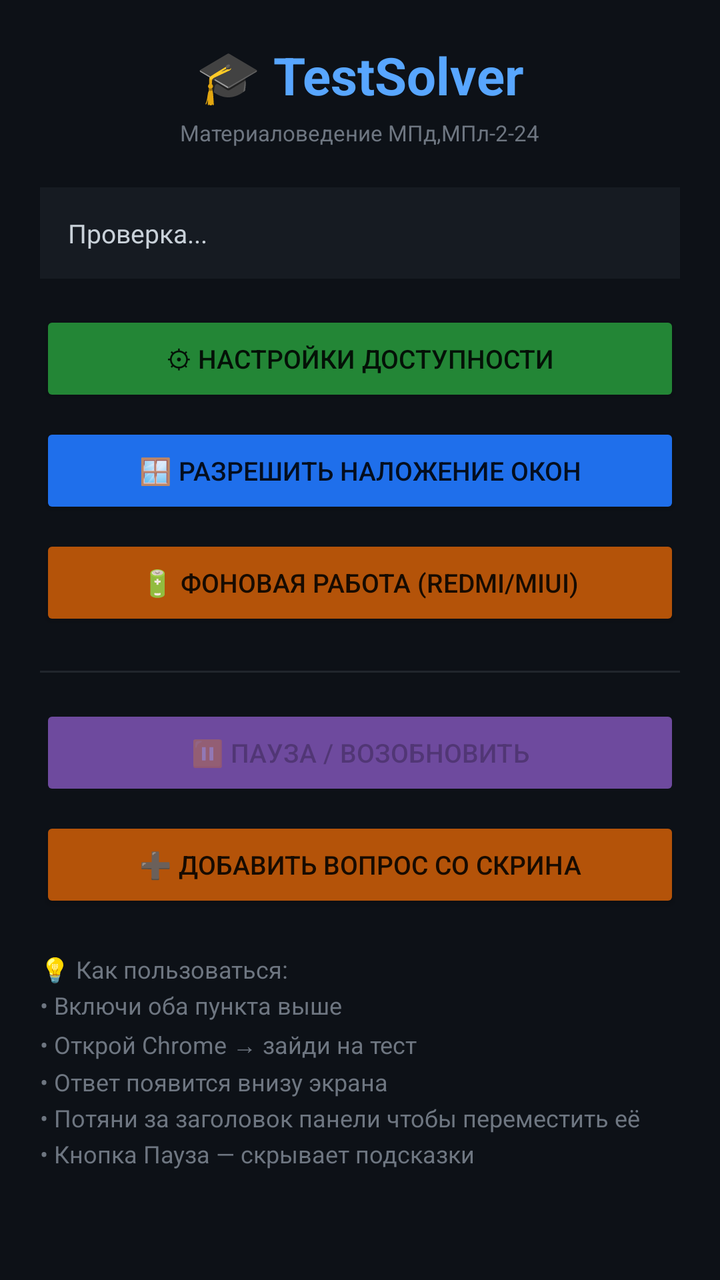
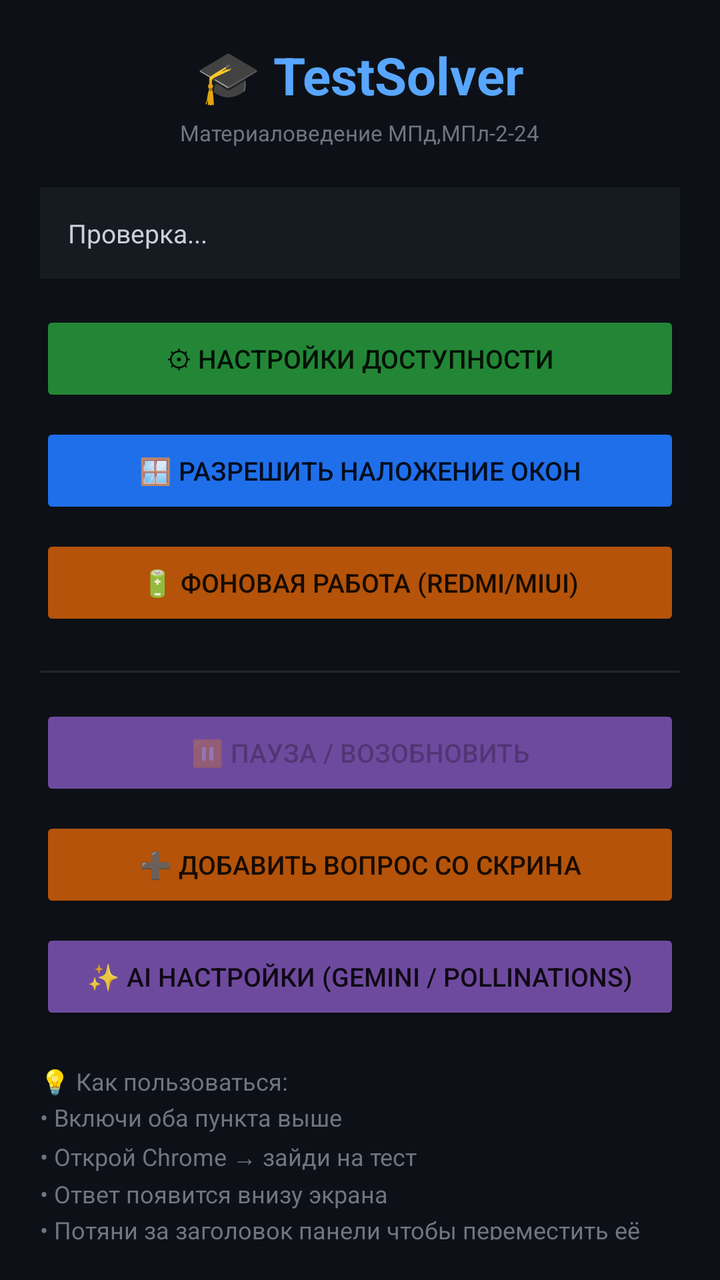

The first picture is an Android layout as it rendered before a commit; the second is the same layout after the commit. The layout source and the unified diff follow.
<!-- AndroidManifest.xml: application theme AppTheme -->
<!-- res/layout/activity_main.xml -->
<?xml version="1.0" encoding="utf-8"?>
<LinearLayout xmlns:android="http://schemas.android.com/apk/res/android"
    android:layout_width="match_parent"
    android:layout_height="match_parent"
    android:orientation="vertical"
    android:gravity="center_horizontal"
    android:padding="20dp"
    android:background="#0d1117">

    <TextView
        android:layout_width="wrap_content"
        android:layout_height="wrap_content"
        android:text="🎓 TestSolver"
        android:textSize="26sp"
        android:textColor="#58a6ff"
        android:textStyle="bold"
        android:layout_marginBottom="4dp"/>

    <TextView
        android:layout_width="wrap_content"
        android:layout_height="wrap_content"
        android:text="Материаловедение МПд,МПл-2-24"
        android:textSize="11sp"
        android:textColor="#6e7681"
        android:layout_marginBottom="20dp"/>

    
    <TextView
        android:id="@+id/tv_status"
        android:layout_width="match_parent"
        android:layout_height="wrap_content"
        android:text="Проверка..."
        android:textColor="#c9d1d9"
        android:textSize="13sp"
        android:lineSpacingExtra="5dp"
        android:background="#161b22"
        android:padding="14dp"
        android:layout_marginBottom="16dp"/>

    
    <Button
        android:id="@+id/btn_accessibility"
        android:layout_width="match_parent"
        android:layout_height="48dp"
        android:text="⚙ Настройки доступности"
        android:textSize="13sp"
        android:backgroundTint="#238636"
        android:layout_marginBottom="8dp"/>

    <Button
        android:id="@+id/btn_overlay"
        android:layout_width="match_parent"
        android:layout_height="48dp"
        android:text="🪟 Разрешить наложение окон"
        android:textSize="13sp"
        android:backgroundTint="#1f6feb"
        android:layout_marginBottom="8dp"/>

    
    <Button
        android:id="@+id/btn_battery"
        android:layout_width="match_parent"
        android:layout_height="48dp"
        android:text="🔋 Фоновая работа (Redmi/MIUI)"
        android:textSize="13sp"
        android:backgroundTint="#b45309"
        android:layout_marginBottom="20dp"/>

    
    <View
        android:layout_width="match_parent"
        android:layout_height="1dp"
        android:background="#21262d"
        android:layout_marginBottom="16dp"/>

    
    <Button
        android:id="@+id/btn_pause"
        android:layout_width="match_parent"
        android:layout_height="48dp"
        android:text="⏸ Пауза / Возобновить"
        android:textSize="13sp"
        android:backgroundTint="#6e4a9e"
        android:layout_marginBottom="8dp"
        android:enabled="false"/>

    <Button
        android:id="@+id/btn_add_question"
        android:layout_width="match_parent"
        android:layout_height="48dp"
        android:text="➕ Добавить вопрос со скрина"
        android:textSize="13sp"
        android:backgroundTint="#b45309"
        android:layout_marginBottom="20dp"/>

    <TextView
        android:layout_width="match_parent"
        android:layout_height="wrap_content"
        android:text="💡 Как пользоваться:\n• Включи оба пункта выше\n• Открой Chrome → зайди на тест\n• Ответ появится внизу экрана\n• Потяни за заголовок панели чтобы переместить её\n• Кнопка Пауза — скрывает подсказки"
        android:textColor="#6e7681"
        android:textSize="12sp"
        android:lineSpacingExtra="4dp"/>

</LinearLayout>
<!-- resources referenced by this layout -->
<resources>
  <style name="AppTheme" parent="Theme.AppCompat.DayNight.NoActionBar">
          <item name="colorPrimary">#58a6ff</item>
          <item name="colorPrimaryDark">#0d1117</item>
          <item name="colorAccent">#238636</item>
          <item name="android:windowBackground">#0d1117</item>
      </style>
</resources>

<!-- the commit's change to res/layout/activity_main.xml (unified diff, before → after) -->
@@ -91,6 +91,15 @@
         android:text="➕ Добавить вопрос со скрина"
         android:textSize="13sp"
         android:backgroundTint="#b45309"
+        android:layout_marginBottom="8dp"/>
+
+    <Button
+        android:id="@+id/btn_ai_settings"
+        android:layout_width="match_parent"
+        android:layout_height="48dp"
+        android:text="✨ AI настройки (Gemini / Pollinations)"
+        android:textSize="13sp"
+        android:backgroundTint="#6e4a9e"
         android:layout_marginBottom="20dp"/>
 
     <TextView
